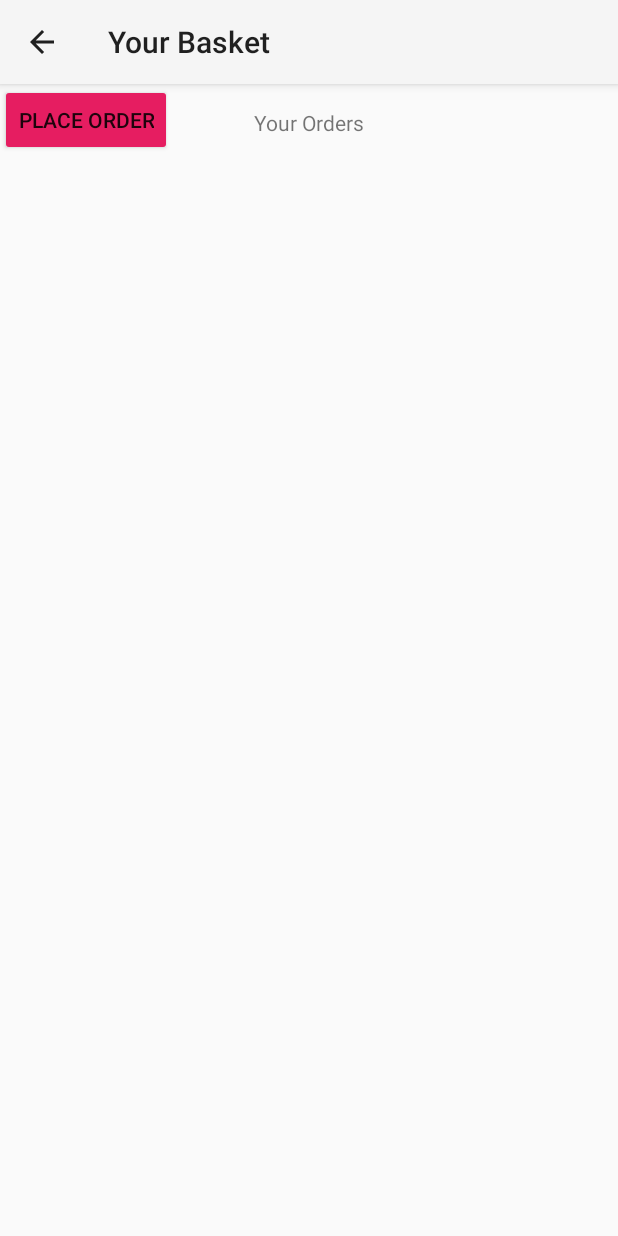
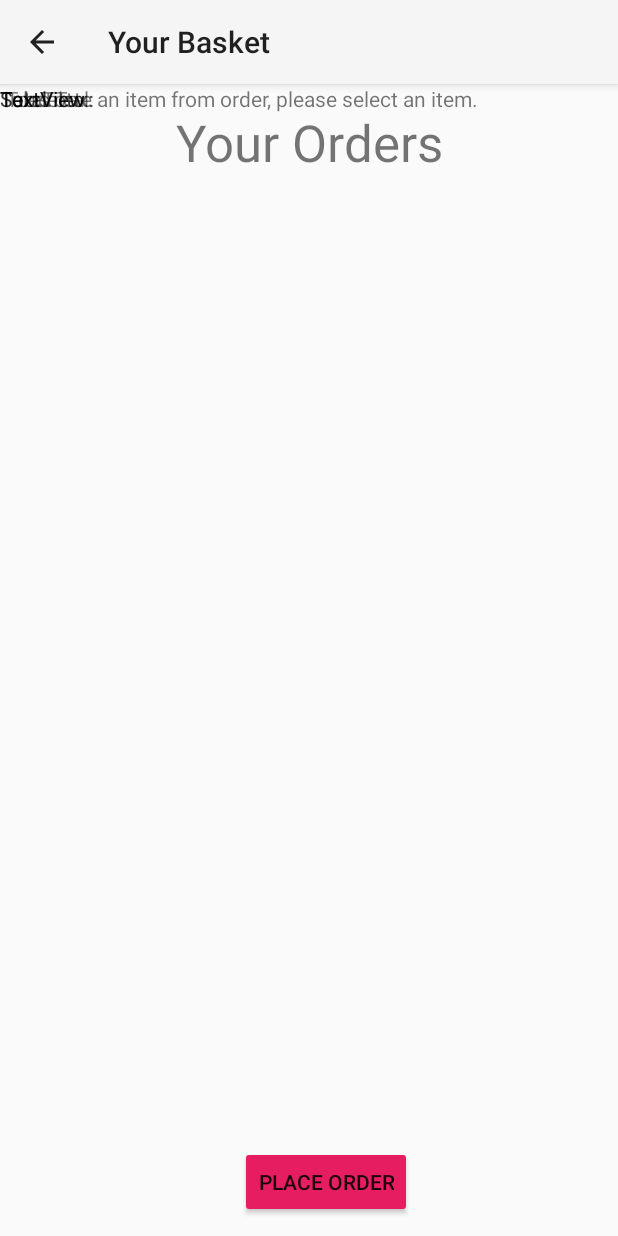
Before and after one commit to Nabihah01/RUCafe, an Android app: the YourOrderActivity screen opened directly, with no data from a screen before it, on a phone screen of 412 x 824 dp. Run offline under Robolectric (Android 15) with nearby library versions, the light colour scheme and no system bars.

Commit message:
order/store ordrers

```diff
--- a/app/src/main/res/layout/your_order.xml
+++ b/app/src/main/res/layout/your_order.xml
@@ -16,26 +16,88 @@
         android:layout_marginEnd="157dp"
         android:layout_marginBottom="623dp"
         android:text="@string/yourOrders"
+        android:textSize="34sp"
         app:layout_constraintBottom_toBottomOf="parent"
         app:layout_constraintEnd_toEndOf="parent"
         app:layout_constraintStart_toStartOf="parent"
         app:layout_constraintTop_toTopOf="parent"
         app:layout_constraintVertical_bias="0.0" />
 
-    <androidx.recyclerview.widget.RecyclerView
-        android:id="@+id/userOrders"
-        android:layout_width="409dp"
-        android:layout_height="694dp"
-        app:layout_constraintBottom_toBottomOf="parent"
-        app:layout_constraintStart_toStartOf="parent" />
-
     <Button
         android:id="@+id/placeOrder"
         android:layout_width="wrap_content"
         android:layout_height="wrap_content"
+        android:layout_marginStart="137dp"
+        android:layout_marginEnd="137dp"
+        android:layout_marginBottom="12dp"
         android:backgroundTint="#E61D61"
         android:text="@string/placeOrder"
-        tools:layout_editor_absoluteX="223dp"
-        tools:layout_editor_absoluteY="594dp" />
+        app:layout_constraintBottom_toBottomOf="parent"
+        app:layout_constraintEnd_toEndOf="parent"
+        app:layout_constraintHorizontal_bias="1.0"
+        app:layout_constraintStart_toStartOf="parent" />
+
+    <TextView
+        android:id="@+id/orders_total_label"
+        android:layout_width="wrap_content"
+        android:layout_height="wrap_content"
+        android:text="@string/orders_total"
+        tools:layout_editor_absoluteX="268dp"
+        tools:layout_editor_absoluteY="145dp" />
+
+    <TextView
+        android:id="@+id/orders_total"
+        android:layout_width="wrap_content"
+        android:layout_height="wrap_content"
+        android:text="TextView"
+        tools:layout_editor_absoluteX="325dp"
+        tools:layout_editor_absoluteY="145dp" />
+
+    <TextView
+        android:id="@+id/orders_subtotal_label"
+        android:layout_width="wrap_content"
+        android:layout_height="wrap_content"
+        android:text="@string/your_orders_subtotal_label"
+        tools:layout_editor_absoluteX="245dp"
+        tools:layout_editor_absoluteY="79dp" />
+
+    <TextView
+        android:id="@+id/orders_subtotal"
+        android:layout_width="wrap_content"
+        android:layout_height="wrap_content"
+        android:text="TextView"
+        tools:layout_editor_absoluteX="325dp"
+        tools:layout_editor_absoluteY="79dp" />
+
+    <TextView
+        android:id="@+id/orders_salestax_label"
+        android:layout_width="wrap_content"
+        android:layout_height="wrap_content"
+        android:text="@string/your_orders_salestax_label"
+        tools:layout_editor_absoluteX="245dp"
+        tools:layout_editor_absoluteY="113dp" />
+
+    <TextView
+        android:id="@+id/orders_salestax"
+        android:layout_width="wrap_content"
+        android:layout_height="wrap_content"
+        android:text="TextView"
+        tools:layout_editor_absoluteX="325dp"
+        tools:layout_editor_absoluteY="113dp" />
+
+    <TextView
+        android:id="@+id/textView9"
+        android:layout_width="wrap_content"
+        android:layout_height="wrap_content"
+        android:layout_marginStart="4dp"
+        android:text="@string/deleteItem"
+        app:layout_constraintStart_toStartOf="parent"
+        tools:layout_editor_absoluteY="177dp" />
+
+    <ListView
+        android:layout_width="409dp"
+        android:layout_height="473dp"
+        tools:layout_editor_absoluteX="1dp"
+        tools:layout_editor_absoluteY="197dp" />
 
 </androidx.constraintlayout.widget.ConstraintLayout>
--- a/app/src/main/res/values/strings.xml
+++ b/app/src/main/res/values/strings.xml
@@ -22,4 +22,11 @@
     <string name="caramel">Caramel</string>
     <string name="cream">Cream</string>
     <string name="whipped_cream">Whipped Cream</string>
+    <string name="orders_total">Total:</string>
+    <string name="your_orders_subtotal_label">Sub-Total:</string>
+    <string name="your_orders_salestax_label">Sales Tax:</string>
+    <string name="deleteItem">To delete an item from order, please select an item.</string>
+    <string name="store_orders">Store Orders</string>
+    <string name="cancel_store_order">Cancel Order</string>
+    <string name="order_num">Order Number</string>
 </resources>
```
Also changed, not shown: app/src/main/res/layout/store_orders.xml (+56 -0 lines), 1 other file.
